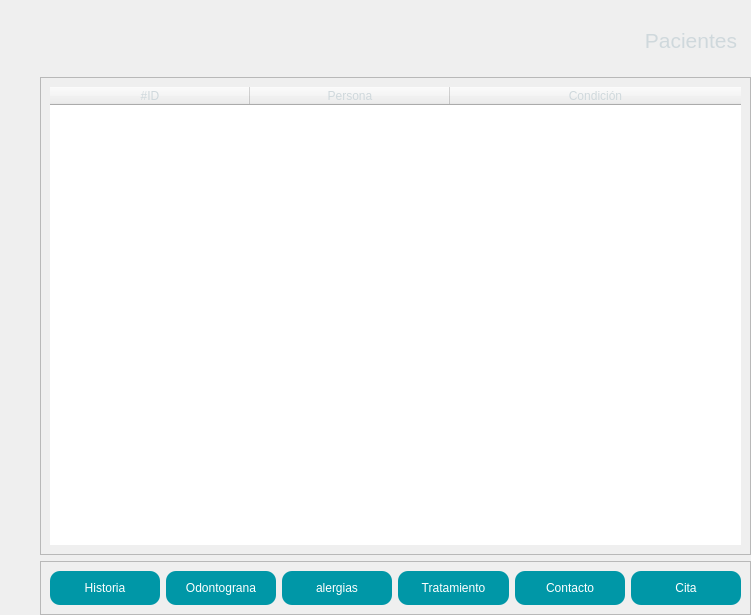
Qt form ui/paciente_frame.ui (hm2206/strong_teeth) before a commit.
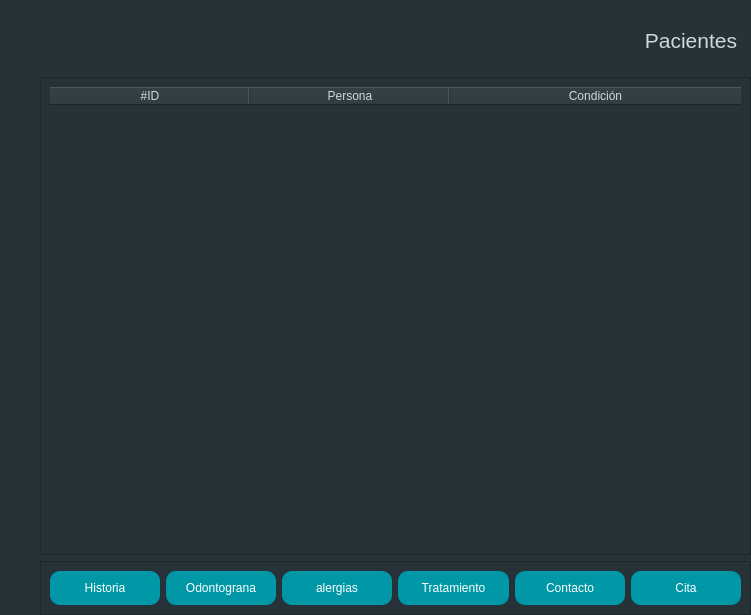
The same form after that commit. Icons and pictures are not drawn.

```diff
--- a/ui/paciente_frame.ui
+++ b/ui/paciente_frame.ui
@@ -14,7 +14,7 @@
    <string>Frame</string>
   </property>
   <property name="styleSheet">
-   <string notr="true"/>
+   <string notr="true">background-color: #263238;</string>
   </property>
   <property name="lineWidth">
    <number>0</number>
@@ -59,9 +59,9 @@
       <property name="geometry">
        <rect>
         <x>486</x>
-        <y>30</y>
+        <y>20</y>
         <width>211</width>
-        <height>20</height>
+        <height>41</height>
        </rect>
       </property>
       <property name="sizePolicy">
```
